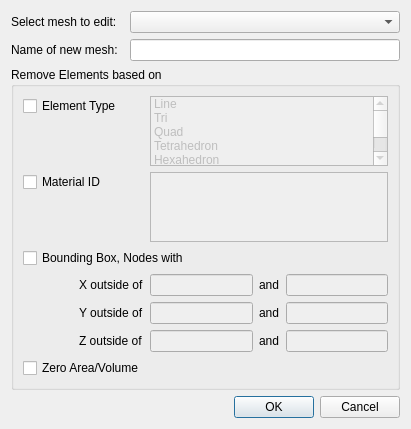
ufz/ogs, file Gui/DataView/MeshElementRemoval.ui: the form before one commit.
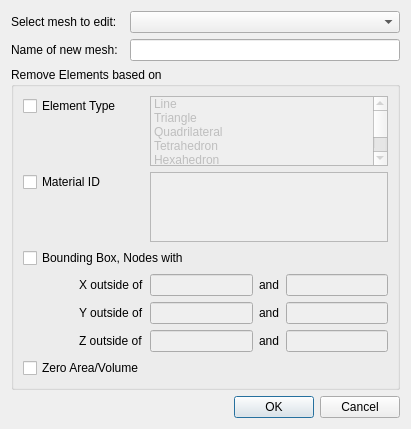
The form after the commit.

Commit message: fixed a typo and the wording of an error message in element removal

Patch:
```diff
--- a/Gui/DataView/MeshElementRemoval.ui
+++ b/Gui/DataView/MeshElementRemoval.ui
@@ -7,7 +7,7 @@
     <x>0</x>
     <y>0</y>
     <width>411</width>
-    <height>382</height>
+    <height>408</height>
    </rect>
   </property>
   <property name="windowTitle">
@@ -209,12 +209,12 @@
         </item>
         <item>
          <property name="text">
-          <string>Tri</string>
+          <string>Triangle</string>
          </property>
         </item>
         <item>
          <property name="text">
-          <string>Quad</string>
+          <string>Quadrilateral</string>
          </property>
         </item>
         <item>
```
The commit also changes 2 other files.
